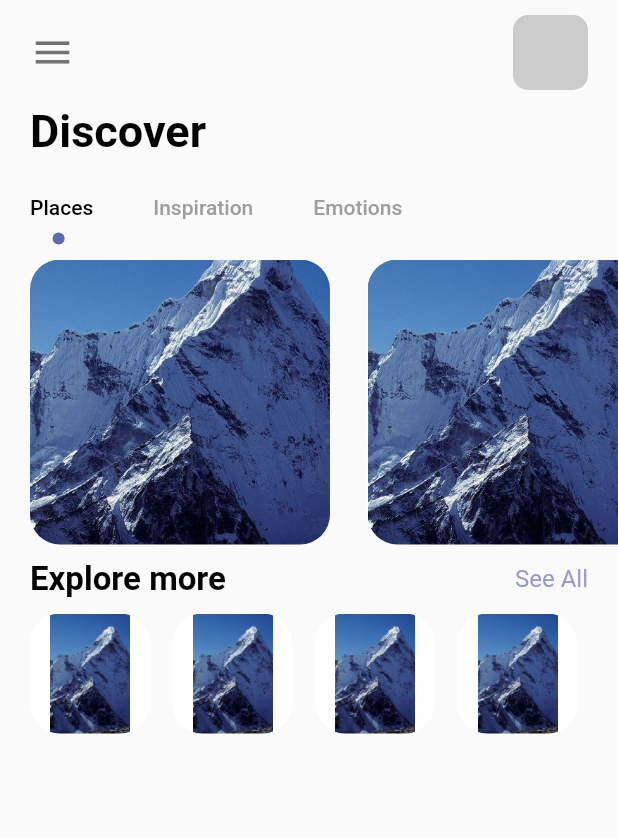
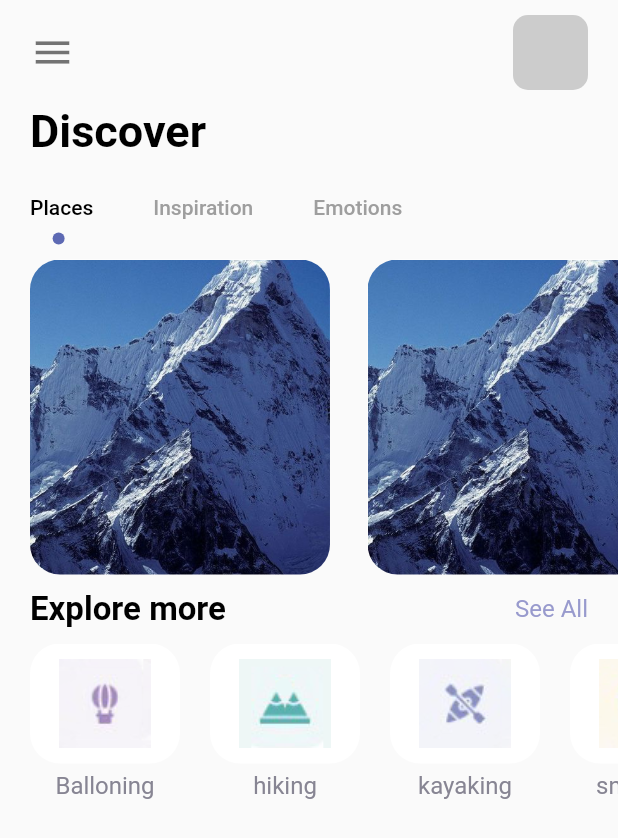
Before and after one commit to ELIJAHKUNGU/Flutter-Projects, a Flutter app: the HomePage screen opened directly, on a phone screen of 412 x 824 dp. Shown: the top 838 px of the screen. Run offline on Flutter 3.47's test engine with Material 2 defaults, Android fonts, the phone set to English and light mode, and no system bars.

```diff
--- a/lib/main.dart
+++ b/lib/main.dart
@@ -1,4 +1,5 @@
 import 'package:flutter/material.dart';
+import 'package:travelapp/pages/detail_page.dart';
 import 'package:travelapp/pages/navpages/main_page.dart';
 import 'package:travelapp/pages/welcome_page.dart';
 
@@ -18,7 +19,7 @@ class MyApp extends StatelessWidget {
       theme: ThemeData(
         primarySwatch: Colors.blue,
       ),
-      home: const MainPage(),
+      home: const DetailPage(),
     );
   }
 }
--- a/lib/pages/navpages/home_page.dart
+++ b/lib/pages/home_page.dart
@@ -13,6 +13,12 @@ class HomePage extends StatefulWidget {
 }
 
 class _HomePageState extends State<HomePage> with TickerProviderStateMixin {
+  var images = {
+    "balloning.png": "Balloning",
+    "hiking.png": "hiking",
+    "kayaking.png": "kayaking",
+    "snorkling.png": "snorkling"
+  };
   @override
   Widget build(BuildContext context) {
     TabController _tabController = TabController(length: 3, vsync: this);
@@ -80,7 +86,7 @@ class _HomePageState extends State<HomePage> with TickerProviderStateMixin {
           )),
           Container(
             padding: const EdgeInsets.only(left: 20),
-            height: 200,
+            height: 220,
             width: double.maxFinite,
             child: TabBarView(
               controller: _tabController,
@@ -130,27 +136,38 @@ class _HomePageState extends State<HomePage> with TickerProviderStateMixin {
             height: 10,
           ),
           Container(
-            height: 100,
+            height: 120,
             width: double.maxFinite,
             margin: const EdgeInsets.only(left: 20),
             child: ListView.builder(
                 scrollDirection: Axis.horizontal,
                 itemCount: 4,
                 itemBuilder: (_, index) {
-                  return Column(children: [
+                  return Container(
+                    margin: const EdgeInsets.only(right: 20),
+                    child: Column(children: [
                       Container(
-                      margin: const EdgeInsets.only(
-                        right: 15,
-                      ),
-                      width: 80,
+                        //margin: const EdgeInsets.only(      right: 15,),
+                        width: 100,
                         height: 80,
                         decoration: BoxDecoration(
                             borderRadius: BorderRadius.circular(20),
                             color: Colors.white,
                             image: DecorationImage(
-                              image: AssetImage("img/mountain.jpeg"))),
+                                image: AssetImage(
+                                    "img/" + images.keys.elementAt(index)))),
+                      ),
+                      SizedBox(
+                        height: 5,
+                      ),
+                      Container(
+                        child: AppText(
+                          text: images.values.elementAt(index),
+                          color: AppColors.textColor2,
+                        ),
                       )
-                  ]);
+                    ]),
+                  );
                 }),
           )
         ],
--- a/lib/pages/navpages/main_page.dart
+++ b/lib/pages/navpages/main_page.dart
@@ -2,7 +2,7 @@ import 'package:flutter/material.dart';
 import 'package:flutter/src/widgets/container.dart';
 import 'package:flutter/src/widgets/framework.dart';
 import 'package:travelapp/pages/navpages/bar_item_page.dart';
-import 'package:travelapp/pages/navpages/home_page.dart';
+import 'package:travelapp/pages/home_page.dart';
 import 'package:travelapp/pages/navpages/my_page.dart';
 import 'package:travelapp/pages/navpages/search_page.dart';
 
```
Also changed, not shown: lib/pages/detail_page.dart (added, +76 -0 lines). Lines whose indentation alone changed are shown as unchanged.
